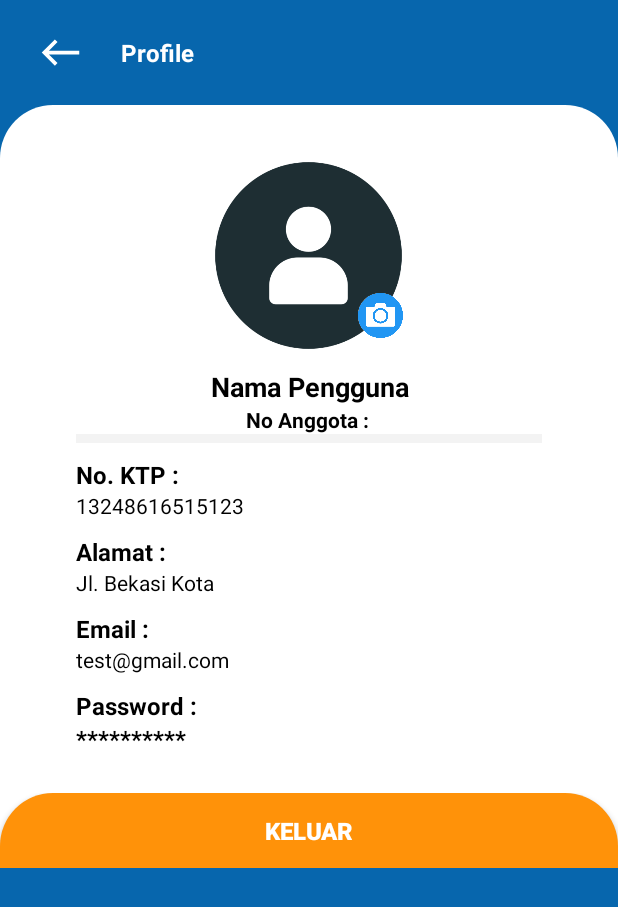
After one commit to phylandros/Perpustakaan, an Android app: the layout fragment_profile.xml on its own in the app's theme, with its tools: preview values and no code run, on a phone screen of 412 x 824 dp. The commit adds this screen. Shown: the top 907 px of the screen. Run offline under Robolectric (Android 15) with nearby library versions, the phone set to English and light mode, and no system bars.

Commit message:
Update HomeActivity dan ProfileFragment

```diff
--- a/app/build.gradle.kts
+++ b/app/build.gradle.kts
@@ -46,5 +46,7 @@ dependencies {
     implementation ("androidx.camera:camera-view:${camerax_version}")
     implementation ("androidx.camera:camera-extensions:${camerax_version}")
 
+    implementation ("com.google.zxing:core:3.4.1")
+    implementation ("com.journeyapps:zxing-android-embedded:4.3.0")
 
 }
--- /dev/null
+++ b/app/src/main/res/layout/fragment_profile.xml
@@ -0,0 +1,198 @@
+<?xml version="1.0" encoding="utf-8"?>
+<FrameLayout xmlns:android="http://schemas.android.com/apk/res/android"
+    xmlns:tools="http://schemas.android.com/tools"
+    android:layout_width="match_parent"
+    android:layout_height="match_parent"
+    tools:context=".ProfileFragment"
+    android:background="#0766AD"
+    >
+
+    <!-- TODO: Update blank fragment layout -->
+    <LinearLayout
+        android:id="@+id/toolbarContainer"
+        android:layout_width="match_parent"
+        android:layout_height="wrap_content"
+        android:orientation="vertical">
+        <LinearLayout
+            android:id="@+id/toolbar"
+            android:layout_width="match_parent"
+            android:layout_height="70dp"
+            android:layout_alignParentTop="true"
+            android:orientation="horizontal">
+
+            <ImageView
+                android:layout_width="50dp"
+                android:layout_height="30dp"
+                android:src="@drawable/baseline_west_24"
+                android:layout_gravity="center_vertical"
+                android:layout_marginLeft="15dp"/>
+
+            <TextView
+                android:layout_width="wrap_content"
+                android:layout_height="wrap_content"
+                android:layout_gravity="center_vertical"
+                android:layout_marginLeft="15dp"
+                android:text="Profile"
+                android:textStyle="bold"
+                android:textSize="16dp"
+                android:textColor="#FFF"/>
+        </LinearLayout>
+
+        <LinearLayout
+            android:background="@drawable/dialogbg"
+            android:layout_width="match_parent"
+            android:layout_height="match_parent"
+            android:layout_weight="1"
+            android:orientation="vertical">
+
+            <LinearLayout
+                android:layout_width="match_parent"
+                android:layout_height="wrap_content"
+                android:gravity="bottom"
+                android:orientation="vertical">
+
+
+                <LinearLayout
+                    android:layout_width="match_parent"
+                    android:layout_height="wrap_content"
+                    android:orientation="vertical"
+                    android:padding="25dp"
+                    android:layout_gravity="center"
+                    >
+
+                    <RelativeLayout
+                        android:layout_width="150dp"
+                        android:layout_height="wrap_content"
+                        android:layout_gravity="center"
+                        android:gravity="center"
+                        >
+
+                        <ImageView
+                            android:layout_width="150dp"
+                            android:layout_height="150dp"
+                            android:layout_gravity="center"
+                            android:src="@drawable/profile"
+                            />
+
+                        <ImageView
+                            android:layout_width="30dp"
+                            android:layout_height="30dp"
+                            android:src="@drawable/camera"
+                            android:background="@drawable/avatarcircle"
+                            android:translationX="108dp"
+                            android:translationY="100dp"/>
+                    </RelativeLayout>
+
+                    <LinearLayout
+                        android:layout_width="match_parent"
+                        android:layout_height="match_parent"
+                        android:layout_marginLeft="25dp"
+                        android:layout_marginRight="25dp"
+                        android:orientation="vertical">
+
+                        <TextView
+                            android:layout_width="match_parent"
+                            android:layout_height="wrap_content"
+                            android:text="Nama Pengguna"
+                            android:textStyle="bold"
+                            android:textColor="#000"
+                            android:gravity="center"
+                            android:textSize="18dp"/>
+                        <TextView
+                            android:layout_width="match_parent"
+                            android:layout_height="wrap_content"
+                            android:text="No Anggota : "
+                            android:textStyle="bold"
+                            android:textColor="#000"
+                            android:gravity="center"
+                            android:textSize="14dp"/>
+
+                        <View
+                            android:layout_width="match_parent"
+                            android:visibility="visible"
+                            android:layout_height="6dp"
+                            android:background="#F3F3F3F3"/>
+
+                        <TextView
+                            android:layout_marginTop="10dp"
+                            android:layout_width="match_parent"
+                            android:layout_height="wrap_content"
+                            android:text="No. KTP :"
+                            android:textStyle="bold"
+                            android:textColor="#000"
+                            android:textSize="16dp"/>
+                        <TextView
+                            android:layout_width="match_parent"
+                            android:layout_height="wrap_content"
+                            android:text="13248616515123"
+                            android:textColor="#000"
+                            android:textSize="14dp"/>
+
+                        <TextView
+                            android:layout_marginTop="10dp"
+                            android:layout_width="match_parent"
+                            android:layout_height="wrap_content"
+                            android:text="Alamat :"
+                            android:textStyle="bold"
+                            android:textColor="#000"
+                            android:textSize="16dp"/>
+                        <TextView
+                            android:layout_width="match_parent"
+                            android:layout_height="wrap_content"
+                            android:text="Jl. Bekasi Kota"
+                            android:textColor="#000"
+                            android:textSize="14dp"/>
+
+                        <TextView
+                            android:layout_marginTop="10dp"
+                            android:layout_width="match_parent"
+                            android:layout_height="wrap_content"
+                            android:text="Email :"
+                            android:textStyle="bold"
+                            android:textColor="#000"
+                            android:textSize="16dp"/>
+                        <TextView
+                            android:layout_width="match_parent"
+                            android:layout_height="wrap_content"
+                            android:text="test@gmail.com"
+                            android:textColor="#000"
+                            android:textSize="14dp"/>
+
+                        <TextView
+                            android:layout_marginTop="10dp"
+                            android:layout_width="match_parent"
+                            android:layout_height="wrap_content"
+                            android:text="Password :"
+                            android:textStyle="bold"
+                            android:textColor="#000"
+                            android:textSize="16dp"/>
+                        <TextView
+                            android:layout_width="match_parent"
+                            android:layout_height="wrap_content"
+                            android:textStyle="bold"
+                            android:text="**********"
+                            android:textColor="#000"
+                            android:textSize="16dp"/>
+                    </LinearLayout>
+
+                </LinearLayout>
+            </LinearLayout>
+            <LinearLayout
+                android:layout_width="match_parent"
+                android:layout_height="wrap_content">
+
+                <Button
+                    android:id="@+id/btnlogout"
+                    android:layout_width="match_parent"
+                    android:layout_height="50dp"
+                    android:layout_weight="1"
+                    android:background="@drawable/shapemasuk"
+                    android:text="Keluar"
+                    android:textColor="#FFF"
+                    android:textSize="16dp"
+                    android:textStyle="bold" />
+            </LinearLayout>
+        </LinearLayout>
+    </LinearLayout>
+
+</FrameLayout>
```
Also changed, not shown: app/src/main/java/com/example/perpustakaan/HomeActivity.java (+111 -13 lines), app/src/main/java/com/example/perpustakaan/ProfileFragment.java (added, +64 -0 lines), app/src/main/res/layout/activity_home.xml (+23 -29 lines).
